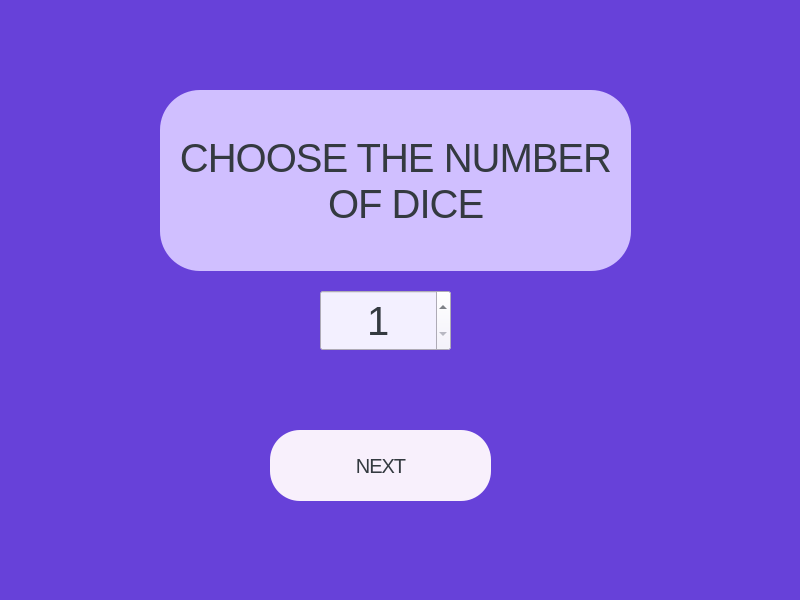
Before: the Qt Designer form diceselectionwindow.ui in arturgesiarz/Magic_Dice, drawn with Qt 5.
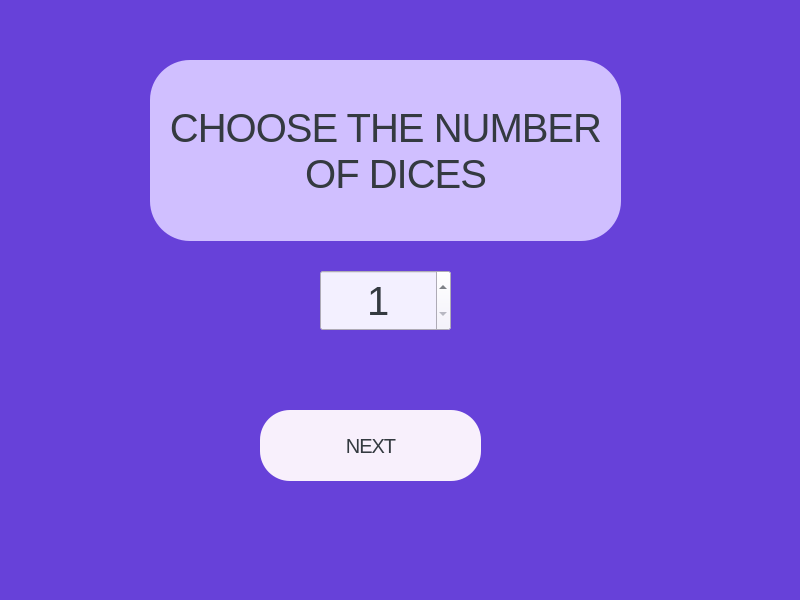
After: the same form once the commit is applied.

What changed in the file:
```diff
--- a/diceselectionwindow.ui
+++ b/diceselectionwindow.ui
@@ -20,8 +20,8 @@
    <widget class="QLabel" name="label">
     <property name="geometry">
      <rect>
-      <x>160</x>
-      <y>90</y>
+      <x>150</x>
+      <y>60</y>
       <width>471</width>
       <height>181</height>
      </rect>
@@ -36,7 +36,7 @@
     </property>
     <property name="text">
      <string>CHOOSE THE NUMBER 
-  OF DICE</string>
+  OF DICES</string>
     </property>
     <property name="alignment">
      <set>Qt::AlignCenter</set>
@@ -46,7 +46,7 @@
     <property name="geometry">
      <rect>
       <x>320</x>
-      <y>290</y>
+      <y>270</y>
       <width>131</width>
       <height>61</height>
      </rect>
@@ -69,8 +69,8 @@
    <widget class="QPushButton" name="pushButton">
     <property name="geometry">
      <rect>
-      <x>270</x>
-      <y>430</y>
+      <x>260</x>
+      <y>410</y>
       <width>221</width>
       <height>71</height>
      </rect>
```
Left out of the diff: 6 changed lines with no effect on the pictures.
